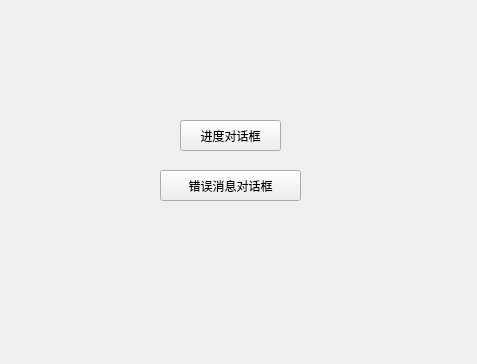
Old version of the form jindutiao/widget.ui in the repository Cyouinhe/Studied.
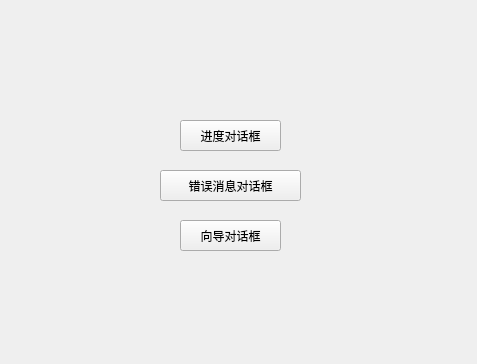
New version of the form. Icons and pictures are not drawn.

Patch:
```diff
--- a/jindutiao/widget.ui
+++ b/jindutiao/widget.ui
@@ -39,6 +39,19 @@
     <string>错误消息对话框</string>
    </property>
   </widget>
+  <widget class="QPushButton" name="pushButton_3">
+   <property name="geometry">
+    <rect>
+     <x>180</x>
+     <y>220</y>
+     <width>101</width>
+     <height>31</height>
+    </rect>
+   </property>
+   <property name="text">
+    <string>向导对话框</string>
+   </property>
+  </widget>
  </widget>
  <layoutdefault spacing="6" margin="11"/>
  <resources/>
```
Left out of the diff: 8 changed lines with no effect on the pictures.
